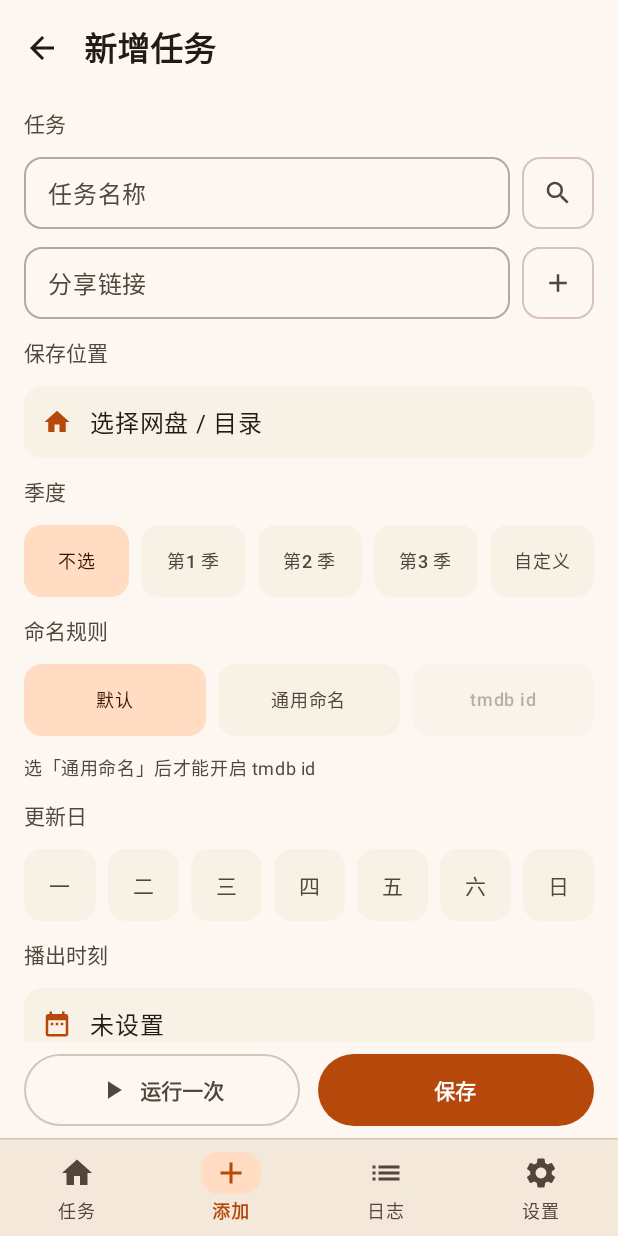
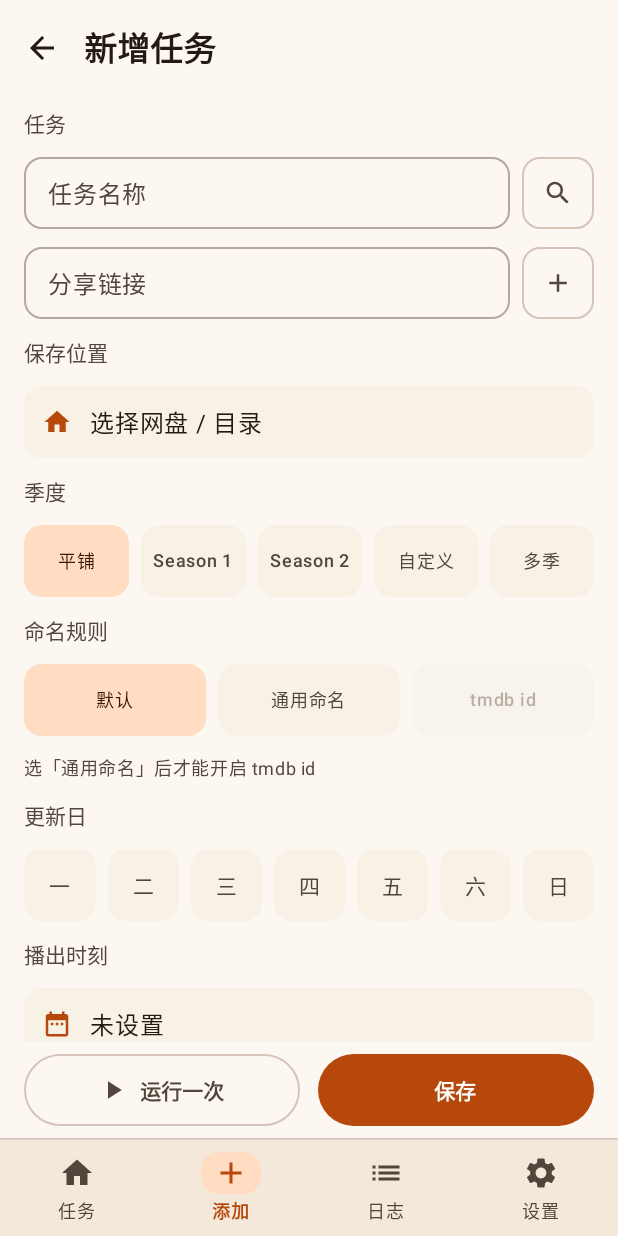
Before and after one commit to ASH-C776/zhuancun-miao, an Android app built with Jetpack Compose: the screen it shows after launch (MainActivity), after a tap on "新建任务", on a phone screen of 412 x 824 dp. Run offline under Robolectric (Android 15) with nearby library versions, the phone set to English and light mode, and no system bars; our stand-ins replace Room's generated code; pictures from the network do not load; 3 statements that could not run were skipped.

Commit message:
Stage 41 季度五按钮(平铺/Season 1/Season 2/自定义/多季)+多季按季分目录

```diff
--- a/app/src/main/java/com/ashchan/cloudsaver/transfer/TaskRunner.kt
+++ b/app/src/main/java/com/ashchan/cloudsaver/transfer/TaskRunner.kt
@@ -190,7 +190,8 @@ class TaskRunner(
             adapter.ensureFolder(baseFid, folderName)
         }.getOrElse { baseFid }
 
-        // 选了季度就再多一层 `Season N`；不选则视频直接平铺在剧名目录下
+        // 选了季度就再多一层 `Season N`；平铺则不建；多季交给引擎按文件季号各自建 `Season N`
+        val multiSeason = task.seasonNo == TaskEntity.SEASON_MULTI
         val destFid = if (task.seasonNo > 0) {
             retryOnce("创建季目录") {
                 adapter.ensureFolder(nameFid, seasonFolderName(task.seasonNo))
@@ -234,7 +235,8 @@ class TaskRunner(
                     tree = tree,
                     destRootFid = destFid,
                     renamePlan = plan,
-                    seasonNo = task.seasonNo,
+                    seasonNo = if (multiSeason) 0 else task.seasonNo,
+                    multiSeason = multiSeason,
                     // 引擎按「比对文件 / 转存 3/20 / 改名 5/12」逐条上报，直接翻到卡片上
                     onProgress = { _, _, message ->
                         onPhase(withSource(label, links.size, message))
--- a/app/src/main/java/com/ashchan/cloudsaver/ui/tasks/NewTaskScreen.kt
+++ b/app/src/main/java/com/ashchan/cloudsaver/ui/tasks/NewTaskScreen.kt
@@ -567,21 +567,29 @@ fun NewTaskScreen(
                 onClick = { showPathPicker = true },
             )
 
-            // 季度：不选 = 剧名/视频平铺；选第N季 = 剧名/Season N/视频平铺
+            // 季度：平铺 = 视频直接放剧名目录；Season N = 剧名/Season N；多季 = 按文件季号各进 Season N
             SectionLabel("季度")
             Row(Modifier.fillMaxWidth(), horizontalArrangement = Arrangement.spacedBy(8.dp)) {
-                SmallChoice("不选", seasonNo == 0, Modifier.weight(1f)) { seasonNo = 0 }
-                (1..3).forEach { n ->
-                    SmallChoice("第$n 季", seasonNo == n, Modifier.weight(1f)) { seasonNo = n }
+                SmallChoice(
+                    "平铺",
+                    seasonNo == TaskEntity.SEASON_FLAT,
+                    Modifier.weight(1f),
+                ) { seasonNo = TaskEntity.SEASON_FLAT }
+                SmallChoice("Season 1", seasonNo == 1, Modifier.weight(1f)) { seasonNo = 1 }
+                SmallChoice("Season 2", seasonNo == 2, Modifier.weight(1f)) { seasonNo = 2 }
+                SmallChoice(
+                    text = if (seasonNo > 2) "第${seasonNo}季" else "自定义",
+                    selected = seasonNo > 2,
+                    modifier = Modifier.weight(1f),
+                ) {
+                    seasonInput = if (seasonNo > 2) seasonNo.toString() else ""
+                    showCustomSeason = true
                 }
                 SmallChoice(
-                    text = if (seasonNo > 3) "第${seasonNo}季" else "自定义",
-                    selected = seasonNo > 3,
-                    modifier = Modifier.weight(1f),
-                ) {
-                    seasonInput = if (seasonNo > 3) seasonNo.toString() else ""
-                    showCustomSeason = true
-                }
+                    "多季",
+                    seasonNo == TaskEntity.SEASON_MULTI,
+                    Modifier.weight(1f),
+                ) { seasonNo = TaskEntity.SEASON_MULTI }
             }
 
             // 命名规则：默认 / 通用命名 / tmdb id，三项并排一行
```
Also changed, not shown: app/src/main/java/com/ashchan/cloudsaver/data/db/TaskEntity.kt (+9 -0 lines), app/src/main/java/com/ashchan/cloudsaver/transfer/TreeSyncEngine.kt (+34 -1 lines), 1 other file.
